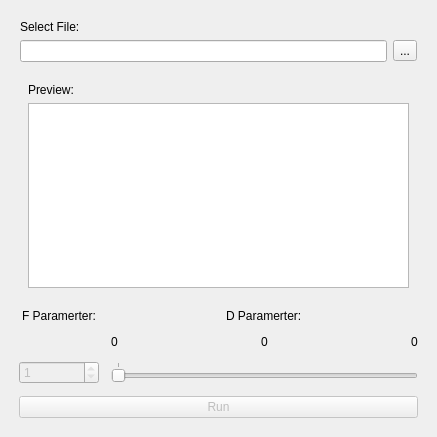
Old version of the form mainwindow.ui in the repository EmanueleGiannuzzi/DCT2_GUI.
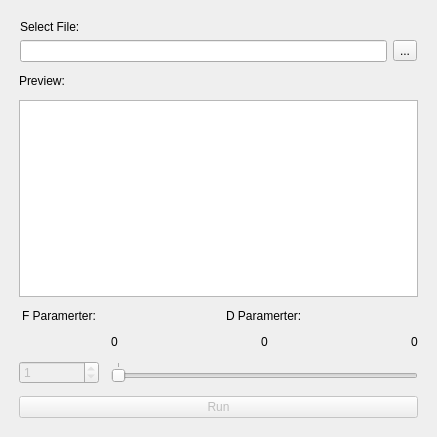
New version of the form.

Diff of the .ui file:
```diff
--- a/mainwindow.ui
+++ b/mainwindow.ui
@@ -84,7 +84,6 @@
        </widget>
       </item>
       <item>
-       <widget class="QWidget" name="preview" native="true">
         <layout class="QVBoxLayout" name="previewLayout">
          <item>
           <widget class="QLabel" name="previewLabel">
@@ -97,7 +96,6 @@
           <widget class="QGraphicsView" name="previewGraphicsView"/>
          </item>
         </layout>
-       </widget>
       </item>
       <item>
        <layout class="QGridLayout" name="gridLayout">
```
Left out of the diff: 3 changed lines with no effect on the pictures. Lines whose indentation alone changed are shown as unchanged.
